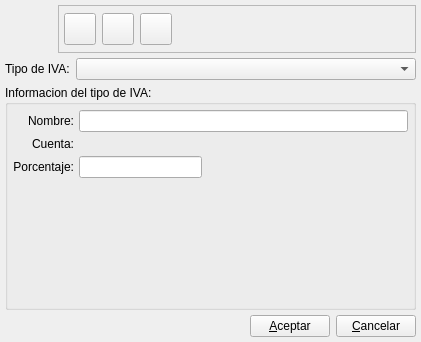
First picture: the form in bulmages/bulmacont/src/bctipoivabase.ui, repository eboladev/Bulmages-1, before the edit.
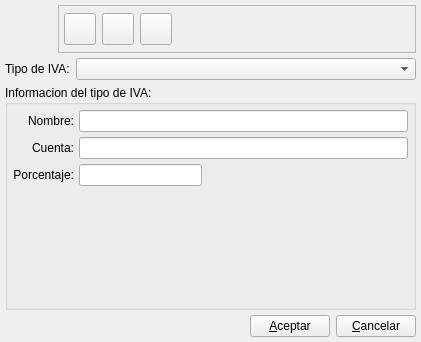
Second picture: the form after the edit. Icons and pictures are not drawn. Custom widgets are drawn as their Qt base class.

Commit message: Elimino el BcBuscarCuentaView y lo sustituyo por el BlSearchWidget

Patch:
```diff
--- a/bulmages/bulmacont/src/bctipoivabase.ui
+++ b/bulmages/bulmacont/src/bctipoivabase.ui
@@ -298,8 +298,8 @@
       <item row="0" column="1" colspan="2" >
        <widget class="QLineEdit" name="mui_nombretipoiva" />
       </item>
-      <item row="1" column="1" colspan="2" >
-       <widget class="BcBuscarCuenta" native="1" name="mui_idcuenta" />
+      <item row="1" column="1" colspan="2">
+       <widget class="BlSearchWidget" name="mui_idcuenta"/>
       </item>
      </layout>
     </widget>
@@ -343,12 +343,12 @@
    </item>
   </layout>
  </widget>
- <layoutdefault spacing="6" margin="11" />
+ <layoutdefault spacing="6" margin="11"/>
  <customwidgets>
   <customwidget>
-   <class>BcBuscarCuenta</class>
-   <extends>QWidget</extends>
-   <header>bcbuscarcuenta.h</header>
+   <class>BlSearchWidget</class>
+   <extends>QLineEdit</extends>
+   <header>blsearchwidget.h</header>
   </customwidget>
  </customwidgets>
  <tabstops>
```
Left out of the diff: 201 changed lines with no effect on the pictures. The commit also changes 34 other files.
